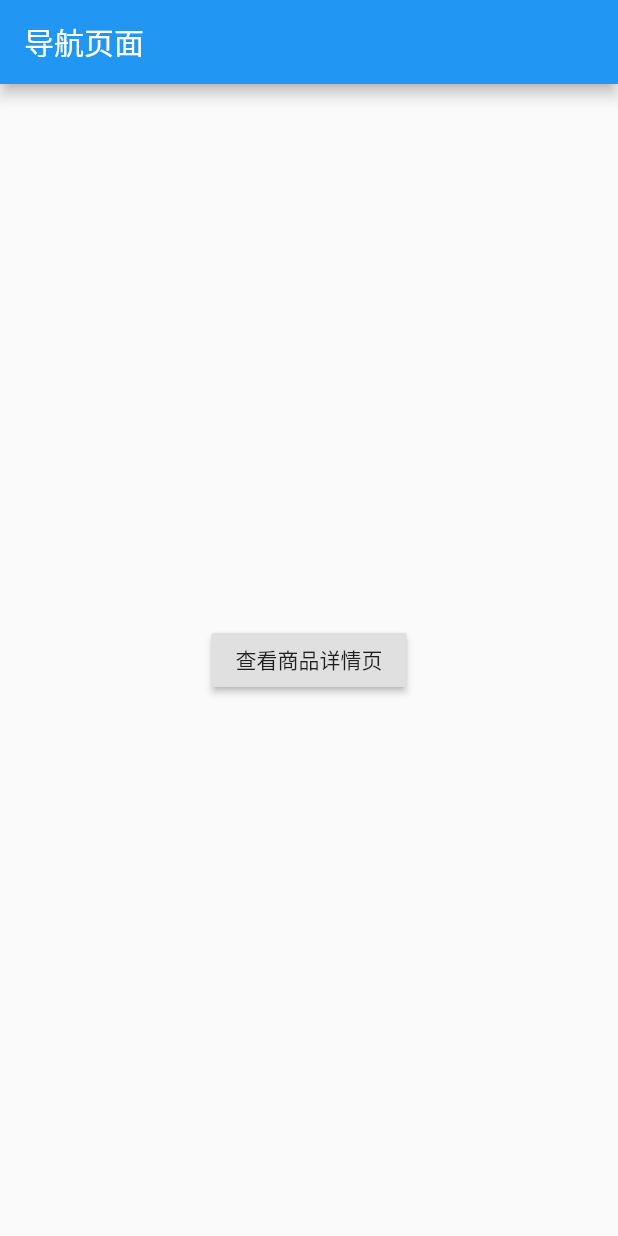
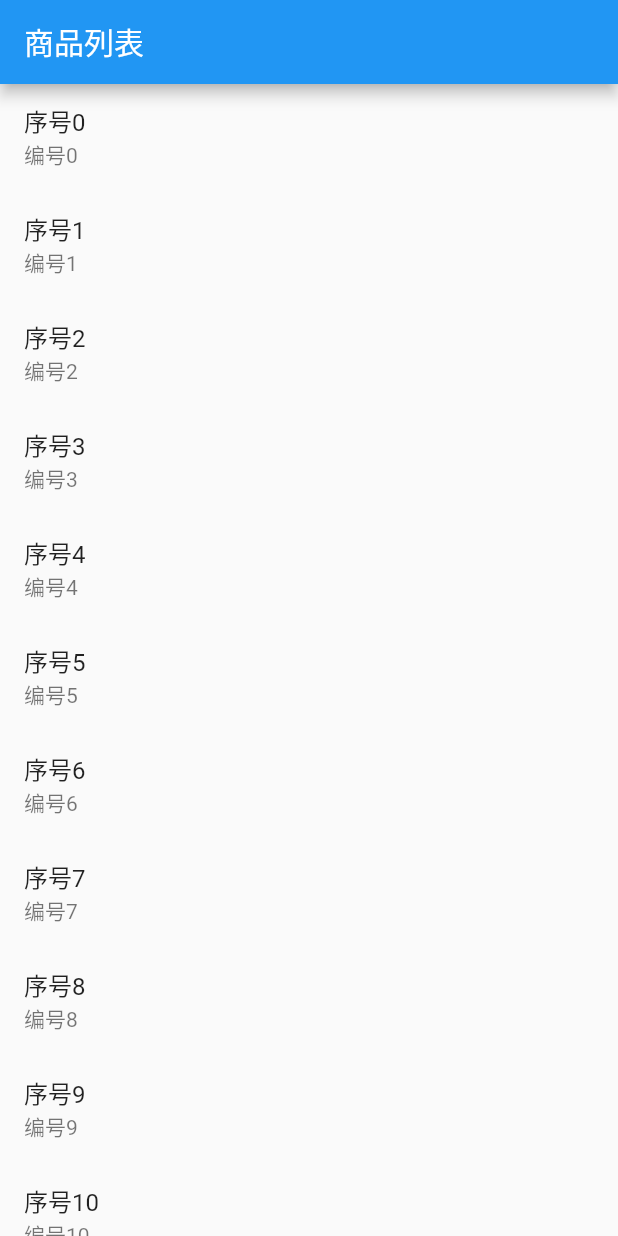
Before and after one commit to hGhostD/flutterLearn, a Flutter app: the screen it shows after launch, on a phone screen of 412 x 824 dp. Run offline on Flutter 3.47's test engine with Material 2 defaults, Android fonts, the phone set to English and light mode, and no system bars.

Commit message:
使用导航传递接收数据

```diff
--- a/flutter_learn/lib/main.dart
+++ b/flutter_learn/lib/main.dart
@@ -1,45 +1,65 @@
 import 'package:flutter/material.dart';
 
-void main(){
+class Product {
+  final String title;
+  final String description;
+  Product(this.title, this.description);
+}
+
+void main() {
   runApp(MaterialApp(
-    title: '导航演示01',
-    home: new FirstScreen(),
+    title: '导航的传输数据与接收',
+    home: ProductList(
+      products: List.generate(
+        20,
+        (i)=>Product('序号$i', '编号$i'),
+    )
+    ),
   ));
 }
 
-class FirstScreen extends StatelessWidget {
+class ProductList extends StatelessWidget {
+  final List<Product> products;
+  ProductList({Key key,@required this.products}):super(key:key);
+
   @override
   Widget build(BuildContext context) {
-    return Scaffold(
-      appBar: AppBar(title: Text('导航页面'),),
-      body: Center(
-        child: RaisedButton(
-          child: Text('查看商品详情页'),
-          onPressed: (){
-            Navigator.push(context, MaterialPageRoute(
-              builder: (context) => new SecondScreen()
-            ));
-          },
-        ),
-      ),
-
-    );
-  }
-}
-
-class SecondScreen extends StatelessWidget {
-  @override
-  Widget build(BuildContext context) {
-    return Scaffold(
-      appBar: AppBar(title: Text('详情页面', style: TextStyle(fontSize: 22),),),
-      body: Center(
-        child: RaisedButton(
-          child: Text('返回'),
-          onPressed: (){
-            Navigator.pop(context);
+    return Container(
+      child: Scaffold(
+        appBar: AppBar(title: Text('商品列表'),),
+        body: ListView.builder(
+          itemCount: products.length,
+          itemBuilder: (context, index){
+            return ListTile(
+              title: Text(products[index].title),
+              subtitle: Text(products[index].description),
+              onTap: (){
+                Navigator.push(
+                  context,
+                  MaterialPageRoute(
+                    builder: (context)=>ProductDetail(products: products[index])
+                  )
+                );
+              },
+            );
           },
         ),
       ),
     );
   }
 }
+
+class ProductDetail extends StatelessWidget {
+  final Product products;
+  ProductDetail({Key key,@required this.products}):super(key:key);
+
+  @override
+  Widget build(BuildContext context) {
+    return Scaffold(
+      appBar: AppBar(title: Text('${products.title}'),),
+      body: Center(
+        child: Text('${products.description}'),
+      ),
+    );
+  }
+}
```
